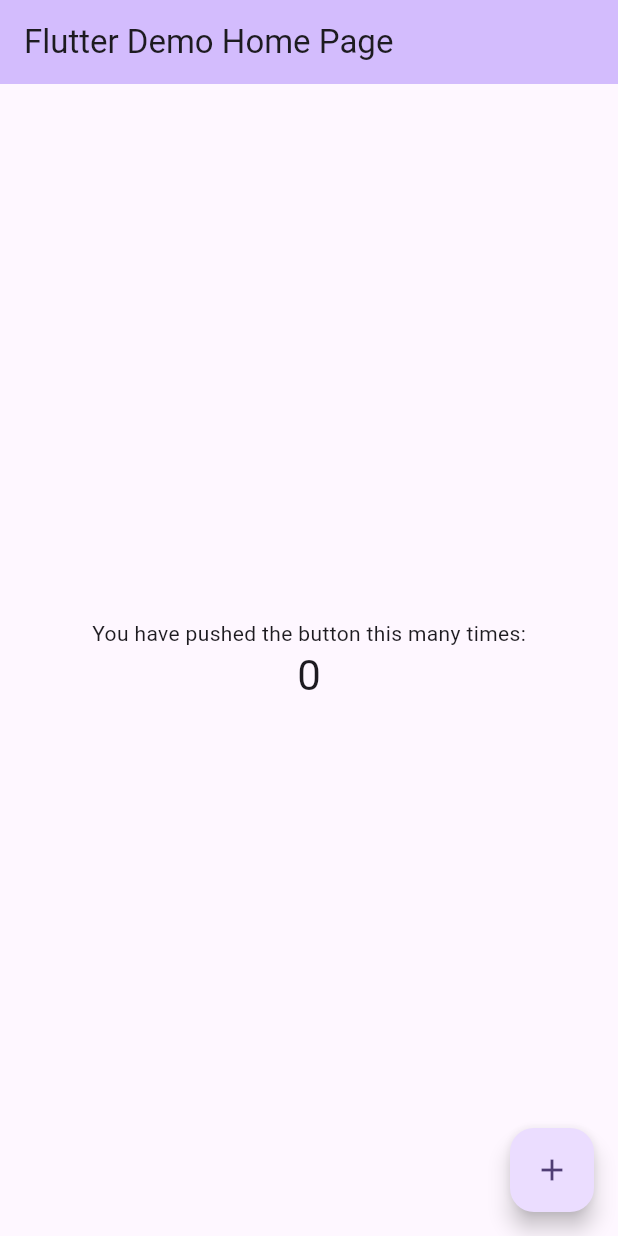
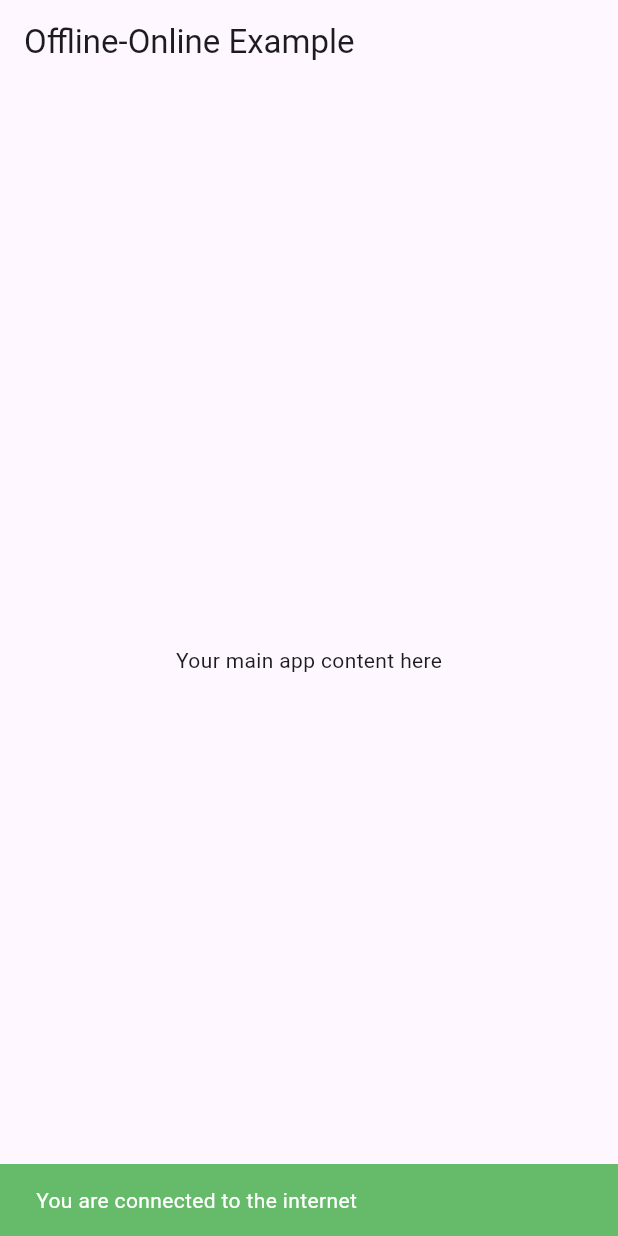
Before and after one commit to Masumraj1/flutter_smart_connectivity, a Flutter app: the first screen one second after launch, on a phone screen of 412 x 824 dp. Run offline on Flutter 3.47's test engine with Material 3 defaults, Android fonts, the light colour scheme and no system bars; our stand-ins replace connectivity_plus, flutter_riverpod, shared_preferences.

Commit message:
first_commit

```diff
--- a/lib/main.dart
+++ b/lib/main.dart
@@ -1,122 +1,14 @@
 import 'package:flutter/material.dart';
+import 'package:flutter_riverpod/flutter_riverpod.dart';
+import 'pages/home_page.dart';
 
 void main() {
-  runApp(const MyApp());
+  runApp(
+    const ProviderScope(
+      child: MaterialApp(
+        debugShowCheckedModeBanner: false,
+        home: HomePage(),
+      ),
+    ),
+  );
 }
-
-class MyApp extends StatelessWidget {
-  const MyApp({super.key});
-
-  // This widget is the root of your application.
-  @override
-  Widget build(BuildContext context) {
-    return MaterialApp(
-      title: 'Flutter Demo',
-      theme: ThemeData(
-        // This is the theme of your application.
-        //
-        // TRY THIS: Try running your application with "flutter run". You'll see
-        // the application has a purple toolbar. Then, without quitting the app,
-        // try changing the seedColor in the colorScheme below to Colors.green
-        // and then invoke "hot reload" (save your changes or press the "hot
-        // reload" button in a Flutter-supported IDE, or press "r" if you used
-        // the command line to start the app).
-        //
-        // Notice that the counter didn't reset back to zero; the application
-        // state is not lost during the reload. To reset the state, use hot
-        // restart instead.
-        //
-        // This works for code too, not just values: Most code changes can be
-        // tested with just a hot reload.
-        colorScheme: .fromSeed(seedColor: Colors.deepPurple),
-      ),
-      home: const MyHomePage(title: 'Flutter Demo Home Page'),
-    );
-  }
-}
-
-class MyHomePage extends StatefulWidget {
-  const MyHomePage({super.key, required this.title});
-
-  // This widget is the home page of your application. It is stateful, meaning
-  // that it has a State object (defined below) that contains fields that affect
-  // how it looks.
-
-  // This class is the configuration for the state. It holds the values (in this
-  // case the title) provided by the parent (in this case the App widget) and
-  // used by the build method of the State. Fields in a Widget subclass are
-  // always marked "final".
-
-  final String title;
-
-  @override
-  State<MyHomePage> createState() => _MyHomePageState();
-}
-
-class _MyHomePageState extends State<MyHomePage> {
-  int _counter = 0;
-
-  void _incrementCounter() {
-    setState(() {
-      // This call to setState tells the Flutter framework that something has
-      // changed in this State, which causes it to rerun the build method below
-      // so that the display can reflect the updated values. If we changed
-      // _counter without calling setState(), then the build method would not be
-      // called again, and so nothing would appear to happen.
-      _counter++;
-    });
-  }
-
-  @override
-  Widget build(BuildContext context) {
-    // This method is rerun every time setState is called, for instance as done
-    // by the _incrementCounter method above.
-    //
-    // The Flutter framework has been optimized to make rerunning build methods
-    // fast, so that you can just rebuild anything that needs updating rather
-    // than having to individually change instances of widgets.
-    return Scaffold(
-      appBar: AppBar(
-        // TRY THIS: Try changing the color here to a specific color (to
-        // Colors.amber, perhaps?) and trigger a hot reload to see the AppBar
-        // change color while the other colors stay the same.
-        backgroundColor: Theme.of(context).colorScheme.inversePrimary,
-        // Here we take the value from the MyHomePage object that was created by
-        // the App.build method, and use it to set our appbar title.
-        title: Text(widget.title),
-      ),
-      body: Center(
-        // Center is a layout widget. It takes a single child and positions it
-        // in the middle of the parent.
-        child: Column(
-          // Column is also a layout widget. It takes a list of children and
-          // arranges them vertically. By default, it sizes itself to fit its
-          // children horizontally, and tries to be as tall as its parent.
-          //
-          // Column has various properties to control how it sizes itself and
-          // how it positions its children. Here we use mainAxisAlignment to
-          // center the children vertically; the main axis here is the vertical
-          // axis because Columns are vertical (the cross axis would be
-          // horizontal).
-          //
-          // TRY THIS: Invoke "debug painting" (choose the "Toggle Debug Paint"
-          // action in the IDE, or press "p" in the console), to see the
-          // wireframe for each widget.
-          mainAxisAlignment: .center,
-          children: [
-            const Text('You have pushed the button this many times:'),
-            Text(
-              '$_counter',
-              style: Theme.of(context).textTheme.headlineMedium,
-            ),
-          ],
-        ),
-      ),
-      floatingActionButton: FloatingActionButton(
-        onPressed: _incrementCounter,
-        tooltip: 'Increment',
-        child: const Icon(Icons.add),
-      ),
-    );
-  }
-}
--- /dev/null
+++ b/lib/pages/home_page.dart
@@ -0,0 +1,51 @@
+import 'package:flutter/material.dart';
+import 'package:flutter_riverpod/flutter_riverpod.dart';
+import '../providers/network_status_provider.dart';
+
+class HomePage extends ConsumerWidget {
+  const HomePage({super.key});
+
+  @override
+  Widget build(BuildContext context, WidgetRef ref) {
+    // 🔹 Listen network changes
+    ref.listen<AsyncValue<bool>>(networkStatusProvider, (prev, next) async {
+      next.whenData((online) async {
+        final actuallyOnline = await ref.read(networkServiceProvider).isConnected;
+
+        if (!actuallyOnline) {
+          // ❌ Offline
+          ScaffoldMessenger.of(context).showSnackBar(
+            SnackBar(
+              content: const Text(
+                'PLEASE CONNECT TO THE INTERNET',
+                style: TextStyle(color: Colors.white, fontSize: 14),
+              ),
+              duration: const Duration(days: 1),
+              backgroundColor: Colors.red[400],
+              behavior: SnackBarBehavior.fixed,
+            ),
+          );
+        } else {
+          // ✅ Online
+          ScaffoldMessenger.of(context).hideCurrentSnackBar();
+          ScaffoldMessenger.of(context).showSnackBar(
+            SnackBar(
+              content: const Text(
+                'You are connected to the internet',
+                style: TextStyle(color: Colors.white, fontSize: 14),
+              ),
+              duration: const Duration(seconds: 3),
+              backgroundColor: Colors.green[400],
+              behavior: SnackBarBehavior.fixed,
+            ),
+          );
+        }
+      });
+    });
+
+    return Scaffold(
+      appBar: AppBar(title: const Text('Offline-Online Example')),
+      body: const Center(child: Text('Your main app content here')),
+    );
+  }
+}
--- /dev/null
+++ b/lib/providers/network_status_provider.dart
@@ -0,0 +1,10 @@
+import 'package:flutter_riverpod/flutter_riverpod.dart';
+import '../services/network_service.dart';
+
+// Singleton NetworkService
+final networkServiceProvider = Provider<NetworkService>((ref) => NetworkService());
+
+// Network status stream
+final networkStatusProvider = StreamProvider<bool>(
+      (ref) => ref.read(networkServiceProvider).onStatusChange,
+);
--- a/pubspec.yaml
+++ b/pubspec.yaml
@@ -34,6 +34,10 @@ dependencies:
   # The following adds the Cupertino Icons font to your application.
   # Use with the CupertinoIcons class for iOS style icons.
   cupertino_icons: ^1.0.8
+  connectivity_plus: ^7.0.0
+  flutter_riverpod: ^3.1.0
+  http: ^1.6.0
+  shared_preferences: ^2.5.4
 
 dev_dependencies:
   flutter_test:
```
Also changed, not shown: lib/model/post.dart (added, +18 -0 lines), lib/providers/post_provider.dart (added, +60 -0 lines), lib/services/api_service.dart (added, +13 -0 lines), lib/services/cache_service.dart (added, +27 -0 lines), lib/services/network_service.dart (added, +34 -0 lines), pubspec.lock, 1 other file.
